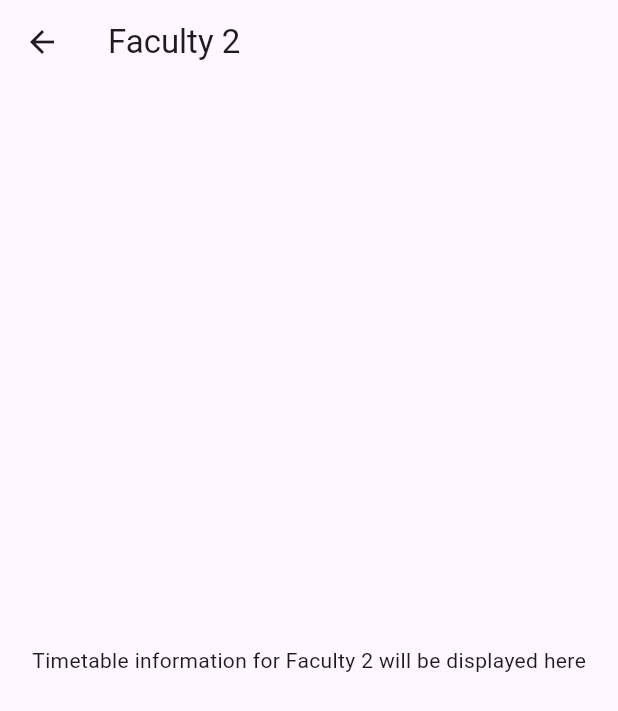
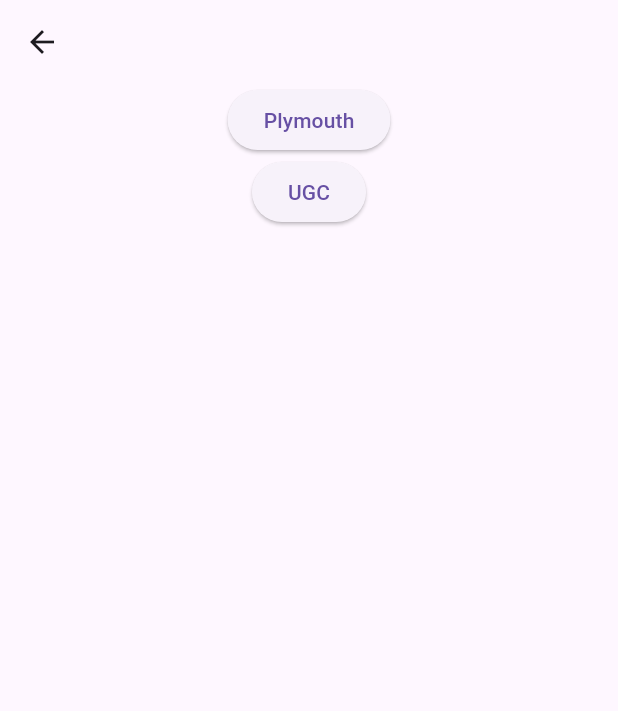
Before and after one commit to nimeshkk/Android_App, a Flutter app: the Timetable screen opened directly, after a tap on "BUSINESS", on a phone screen of 412 x 824 dp. Shown: the top 711 px of the screen. Run offline on Flutter 3.47's test engine with Material 2 defaults, Android fonts, the phone set to English and light mode, and no system bars; our stand-ins replace another_carousel_pro, carousel_slider, device_preview, table_calendar; missing offline and left inert: dart:html, flutter_dismissible_tile.

Commit message:
change the code

```diff
--- a/lib/pages/timetable/Business.dart
+++ b/lib/pages/timetable/Business.dart
@@ -0,0 +1,76 @@
+import 'package:flutter/material.dart';
+
+class PLYMOUTH extends StatelessWidget {
+  @override
+  Widget build(BuildContext context) {
+    return Scaffold(
+      appBar: AppBar(
+        title: Text('Plymouth Category'),
+      ),
+      body: Center(
+        child: Text('Plymouth Category Screen Content'),
+      ),
+    );
+  }
+}
+
+class UGC extends StatelessWidget {
+  @override
+  Widget build(BuildContext context) {
+    return Scaffold(
+      appBar: AppBar(
+        title: Text('UGC Category'),
+      ),
+      body: Center(
+        child: Text('UGC Category Screen Content'),
+      ),
+    );
+  }
+}
+
+class BUSINESS extends StatelessWidget {
+  @override
+  Widget build(BuildContext context) {
+    return Scaffold(
+      appBar: AppBar(
+          // ... (app bar configuration)
+          ),
+      body: Container(
+        // ... (container decoration and other widgets)
+        child: Center(
+          child: Column(
+            // ... (other children)
+            children: [
+              ElevatedButton(
+                onPressed: () {
+                  Navigator.push(
+                    context,
+                    MaterialPageRoute(builder: (_) => PLYMOUTH()),
+                  );
+                },
+                child: Text('Plymouth'),
+              ),
+              ElevatedButton(
+                onPressed: () {
+                  Navigator.push(
+                    context,
+                    MaterialPageRoute(builder: (_) => UGC()),
+                  );
+                },
+                child: Text('UGC'),
+              ),
+            ],
+          ),
+        ),
+      ),
+    );
+  }
+}
+
+void main() {
+  runApp(
+    MaterialApp(
+      home: BUSINESS(),
+    ),
+  );
+}
--- a/lib/pages/timetable/timetable_home.dart
+++ b/lib/pages/timetable/timetable_home.dart
@@ -1,5 +1,9 @@
 import 'package:campus_connect_app/pages/home2.dart';
 import 'package:flutter/material.dart';
+
+import 'Business.dart';
+import 'Computing.dart';
+import 'Engineering.dart';
 
 class FacultyPage extends StatelessWidget {
   final String facultyName;
@@ -59,6 +63,15 @@ class Timetable extends StatelessWidget {
             mainAxisAlignment: MainAxisAlignment.center,
             crossAxisAlignment: CrossAxisAlignment.center,
             children: [
+              Text(
+                'Select a Faculty:',
+                style: TextStyle(
+                  color: Colors.black,
+                  fontSize: 20,
+                  fontWeight: FontWeight.bold,
+                ),
+              ),
+              SizedBox(height: 20),
               ElevatedButton(
                 style: ElevatedButton.styleFrom(
                   elevation: 4,
@@ -74,7 +87,7 @@ class Timetable extends StatelessWidget {
                 onPressed: () {
                   Navigator.push(
                     context,
-                    MaterialPageRoute(builder: (_) => FacultyPage('Faculty 1')),
+                    MaterialPageRoute(builder: (_) => COMPUTING()),
                   );
                 },
                 child: Text(
@@ -101,7 +114,7 @@ class Timetable extends StatelessWidget {
                 onPressed: () {
                   Navigator.push(
                     context,
-                    MaterialPageRoute(builder: (_) => FacultyPage('Faculty 2')),
+                    MaterialPageRoute(builder: (_) => BUSINESS()),
                   );
                 },
                 child: Text(
@@ -127,7 +140,7 @@ class Timetable extends StatelessWidget {
                 onPressed: () {
                   Navigator.push(
                     context,
-                    MaterialPageRoute(builder: (_) => FacultyPage('Faculty 3')),
+                    MaterialPageRoute(builder: (_) => ENGINEERING()),
                   );
                 },
                 child: Text(
```
Also changed, not shown: lib/pages/timetable/Computing.dart (+15 -0 lines), lib/pages/timetable/Engineering.dart (+15 -0 lines).
